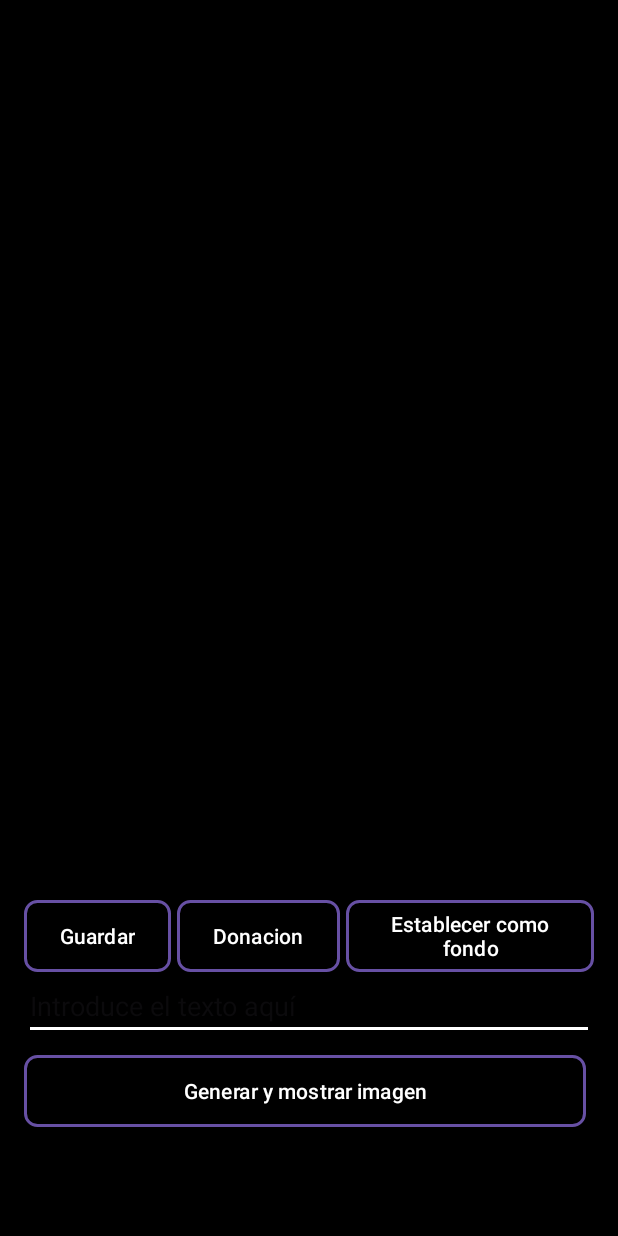
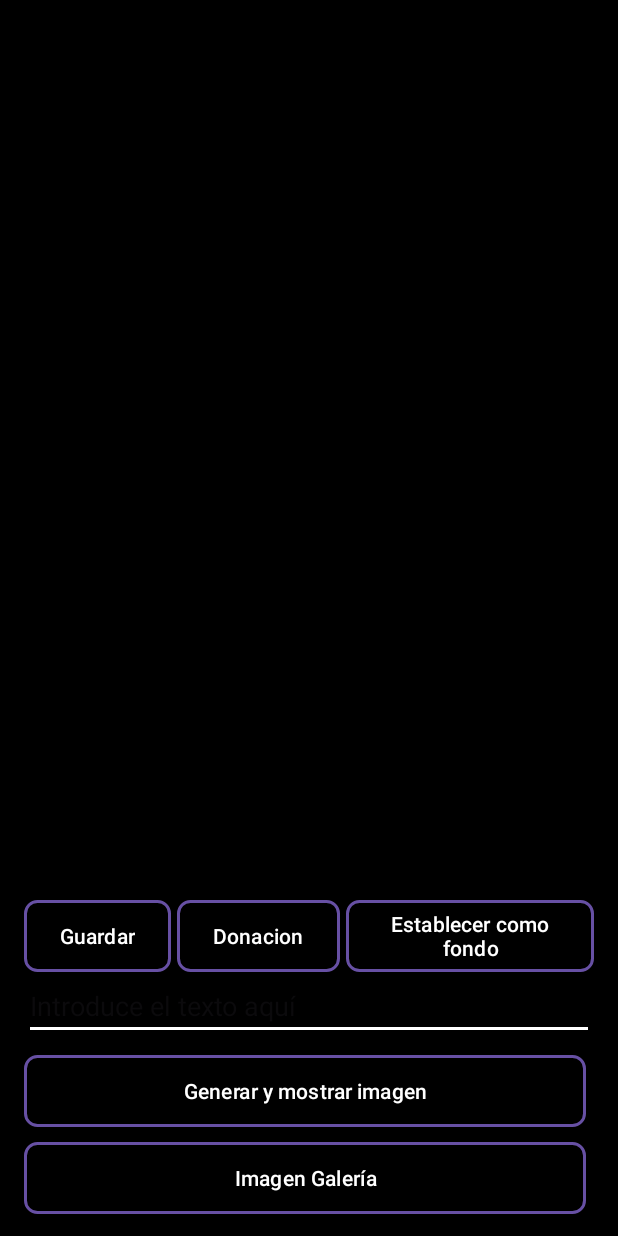
Before and after one commit to ByStarki22/AutoPaper, an Android app: the screen it shows after launch (MainActivity), on a phone screen of 412 x 824 dp. Run offline under Robolectric (Android 15) with nearby library versions, the light colour scheme and no system bars; our stand-ins replace AdMob, Volley; libraries missing offline, so code that uses them is left out: com.paypal.android; pictures from the network do not load.

Commit message:
Añadido un boton para poder seleccionar las imagenes de la galeria y poder ponerlas como fondo de pantalla

```diff
--- a/app/build.gradle.kts
+++ b/app/build.gradle.kts
@@ -48,6 +48,6 @@ dependencies {
     implementation("com.android.volley:volley:1.2.1")
     implementation ("com.paypal.sdk:paypal-android-sdk:2.16.0")
     implementation ("com.google.android.gms:play-services-ads:23.1.0")
-
+    implementation("androidx.activity:activity:1.9.0")
 
 }
--- a/app/src/main/AndroidManifest.xml
+++ b/app/src/main/AndroidManifest.xml
@@ -6,6 +6,7 @@
     <uses-permission android:name="android.permission.INTERNET" />
     <uses-permission android:name="android.permission.SET_WALLPAPER"/>
     <uses-permission android:name="android.permission.WRITE_EXTERNAL_STORAGE" />
+    <uses-permission android:name="android.permission.READ_EXTERNAL_STORAGE"/>
 
 
 
--- a/app/src/main/java/com/example/generadorwallpapers/MainActivity.kt
+++ b/app/src/main/java/com/example/generadorwallpapers/MainActivity.kt
@@ -17,6 +17,8 @@ import android.widget.ProgressBar
 import android.widget.ScrollView
 import android.widget.TextView
 import android.widget.Toast
+import androidx.activity.result.PickVisualMediaRequest
+import androidx.activity.result.contract.ActivityResultContracts
 import androidx.appcompat.app.AppCompatActivity
 import com.android.volley.AuthFailureError
 import com.android.volley.DefaultRetryPolicy
@@ -47,11 +49,13 @@ class MainActivity : AppCompatActivity() {
     private var editText: EditText? = null
     private var textView: TextView? = null
     private val stringURLEndPoint = "https://api.openai.com/v1/images/generations"
-    private val stringAPIKey = "your api key"
+    private val stringAPIKey = "OpenAi Api Key"
     private var bitmapOutputImage: Bitmap? = null
     private var stringOutput: String? = null
     private lateinit var payPalManager: PayPalManager
     private var mInterstitialAd: InterstitialAd? = null
+    lateinit var btnImage:Button
+
 
     override fun onCreate(savedInstanceState: Bundle?) {
         super.onCreate(savedInstanceState)
@@ -85,8 +89,13 @@ class MainActivity : AppCompatActivity() {
             if (amountString.isNotEmpty()) {
                 val amount = BigDecimal(amountString.trim()) // Usando el constructor que toma una cadena de texto
             } else {
-                Toast.makeText(this, "Por favor ingresa una cantidad válida", Toast.LENGTH_SHORT).show()
+                Toast.makeText(this, getString(R.string.cantidad_invalida), Toast.LENGTH_SHORT).show()
             }
+        }
+
+        btnImage =findViewById(R.id.ButtonImageGallery)
+        btnImage.setOnClickListener{
+            pickMedia.launch(PickVisualMediaRequest(ActivityResultContracts.PickVisualMedia.ImageOnly))
         }
 
     }
@@ -151,6 +160,9 @@ class MainActivity : AppCompatActivity() {
                     // Habilita el botón y oculta el ProgressBar
                     button.isEnabled = true
                     progressBar.visibility = View.GONE
+
+                    loadAd()
+                    mInterstitialAd?.show(this)
                 } catch (e: JSONException) {
                     throw RuntimeException(e)
                 }
@@ -259,7 +271,6 @@ class MainActivity : AppCompatActivity() {
         if (bitmapOutputImage != null) {
             val wallpaperButton = view as Button
             val wallpaperIndex = wallpaperButton.text.toString().substring(10).trim().toInt()
-            // Implementa lógica para establecer el wallpaper según el índice seleccionado
         } else {
             showAlert(getString(R.string.background_set_warning))
         }
@@ -281,7 +292,7 @@ class MainActivity : AppCompatActivity() {
                 payPalManager.startPayment(amount)
                 alertDialog.dismiss()
             } else {
-                Toast.makeText(this, "Por favor ingresa una cantidad válida", Toast.LENGTH_SHORT).show()
+                Toast.makeText(this, getString(R.string.cantidad_invalida), Toast.LENGTH_SHORT).show()
             }
         }
 
@@ -302,4 +313,17 @@ class MainActivity : AppCompatActivity() {
         })
     }
 
+    val pickMedia = registerForActivityResult(ActivityResultContracts.PickVisualMedia()) { uri ->
+        if(uri != null){
+            try {
+                bitmapOutputImage = BitmapFactory.decodeStream(contentResolver.openInputStream(uri))
+                imageView?.setImageBitmap(bitmapOutputImage)
+            } catch (e: IOException) {
+                e.printStackTrace()
+                Toast.makeText(this, getString(R.string.error_cargar_imagen), Toast.LENGTH_SHORT).show()
+            }
+
+        }
+    }
+
 }
--- a/app/src/main/res/layout/activity_main.xml
+++ b/app/src/main/res/layout/activity_main.xml
@@ -1,6 +1,7 @@
 <?xml version="1.0" encoding="utf-8"?>
 <FrameLayout xmlns:android="http://schemas.android.com/apk/res/android"
     xmlns:tools="http://schemas.android.com/tools"
+    xmlns:app="http://schemas.android.com/apk/res-auto"
     android:id="@+id/main"
     android:layout_width="match_parent"
     android:layout_height="match_parent"
@@ -129,6 +130,29 @@
                 android:text="textview"
                 android:textColor="@android:color/white"
                 android:visibility="invisible" />
+
+            <LinearLayout
+                android:id="@+id/LinearLayoutGallery"
+                android:layout_width="match_parent"
+                android:layout_height="wrap_content"
+                android:gravity="center"
+                android:orientation="horizontal">
+
+                <!-- Botón Generar y Mostrar Imagen -->
+                <Button
+                    android:id="@+id/ButtonImageGallery"
+                    android:layout_width="0dp"
+                    android:layout_height="wrap_content"
+                    android:layout_marginEnd="5dp"
+                    android:layout_marginTop="10dp"
+                    android:layout_marginBottom="10dp"
+                    android:layout_weight="1"
+                    android:background="@drawable/rounded_button_border"
+                    android:onClick="buttonAction"
+                    android:text="@string/imagen_galeria"
+                    android:textColor="@android:color/white" />
+            </LinearLayout>
+
         </LinearLayout>
     </ScrollView>
 
@@ -165,4 +189,7 @@
             android:layout_height="wrap_content"
             android:text="@string/paypal_dialog_button"/>
     </LinearLayout>
+
+
+
 </FrameLayout>
--- a/app/src/main/res/values/strings.xml
+++ b/app/src/main/res/values/strings.xml
@@ -18,5 +18,9 @@
     <string name="paypal_dialog_hint">Cantidad</string>
     <string name="paypal_dialog_button">Pagar con PayPal</string>
     <string name="paypal_dialog_donation">Donacion</string>
+    <string name="imagen_galeria">Imagen Galería</string>
+    <string name="cantidad_invalida">Por favor ingresa una cantidad válida</string>
+    <string name="error_cargar_imagen">Error al cargar la imagen</string>
+
 
 </resources>
```
Also changed, not shown: 9 other files.
